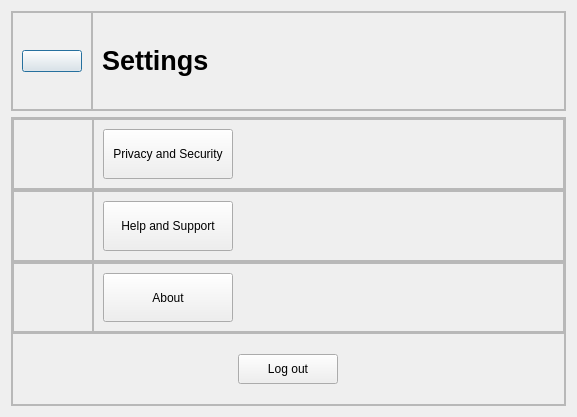
Before: the Qt Designer form settings.ui in aavashlamichhane/LibMan, drawn with Qt 5.
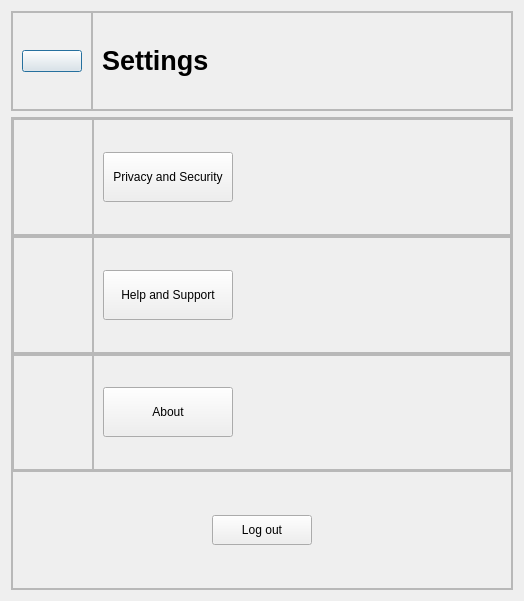
After: the same form once the commit is applied. Icons and pictures are not drawn.

```diff
--- a/settings.ui
+++ b/settings.ui
@@ -6,8 +6,8 @@
    <rect>
     <x>0</x>
     <y>0</y>
-    <width>577</width>
-    <height>417</height>
+    <width>524</width>
+    <height>601</height>
    </rect>
   </property>
   <property name="windowTitle">
```
